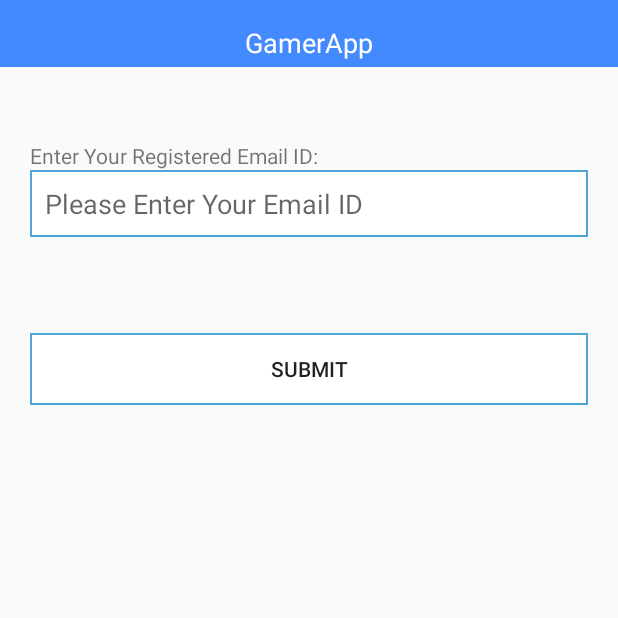
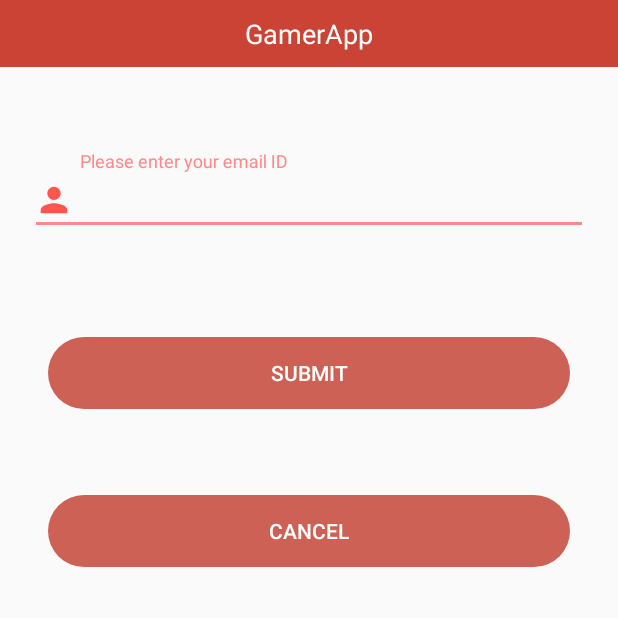
Before and after one commit to samirthaker2020/GamerApp1.0, an Android app: the ForgotPassword screen opened directly, with no data from a screen before it, on a phone screen of 412 x 824 dp, the top half of it. Run offline under Robolectric (Android 15) with nearby library versions, the phone set to English and light mode, and no system bars; our stand-ins replace Volley.

Commit message:
fix: updated forgot password UI

```diff
--- a/app/src/main/java/com/example/gamerapp/ForgotPassword.java
+++ b/app/src/main/java/com/example/gamerapp/ForgotPassword.java
@@ -20,6 +20,7 @@ import com.android.volley.Response;
 import com.android.volley.VolleyError;
 import com.android.volley.toolbox.StringRequest;
 import com.example.gamerapp.Controller.LoginActivity;
+import com.example.gamerapp.Controller.MainActivity;
 import com.example.gamerapp.Controller.MainPage;
 import com.example.gamerapp.Controller.RecoverPassword;
 import com.example.gamerapp.Others.Constants;
@@ -33,7 +34,7 @@ import java.util.HashMap;
 import java.util.Map;
 
 public class ForgotPassword extends AppCompatActivity {
-    Button btnforgotpassword;
+    Button btnforgotpassword,btncancel_fp;
 
     EditText Femailid;
     final String forgotpasswordURL = Constants.URL_FORGOTPASSWORD;
@@ -47,14 +48,22 @@ public class ForgotPassword extends AppCompatActivity {
                 WindowManager.LayoutParams.FLAG_FULLSCREEN);
         Femailid=(EditText) findViewById(R.id.EditText_ForgotEmailid);
         btnforgotpassword =(Button) findViewById(R.id.btnforgotpassword);
-
+        btncancel_fp=(Button) findViewById(R.id.btncancel_fp);
         btnforgotpassword.setOnClickListener(new View.OnClickListener() {
             @Override
             public void onClick(View v) {
                 validateUserData();
             }
         });
+btncancel_fp.setOnClickListener(new View.OnClickListener() {
+    @Override
+    public void onClick(View v) {
+        finish();
+        Intent intent = new Intent(ForgotPassword.this, MainActivity.class);
+        startActivity(intent);
 
+    }
+});
     }
 
     private void validateUserData() {
--- a/app/src/main/res/drawable/oval.xml
+++ b/app/src/main/res/drawable/oval.xml
@@ -18,7 +18,7 @@
         android:top="0dp" />
 
     <size
-        android:height="60dp"
+        android:height="30dp"
         android:width="270dp" />
 
 </shape>
--- a/app/src/main/res/layout/activity_forgot_password.xml
+++ b/app/src/main/res/layout/activity_forgot_password.xml
@@ -6,53 +6,79 @@
     android:layout_height="match_parent"
     tools:context=".ForgotPassword">
 
-    <EditText
-        android:id="@+id/EditText_ForgotEmailid"
+
+    <com.google.android.material.textfield.TextInputLayout
+        android:id="@+id/username_text_input_layout11"
         android:layout_width="match_parent"
         android:layout_height="wrap_content"
-        android:layout_marginLeft="20dp"
-        android:layout_marginRight="20dp"
-        android:background="@drawable/border"
-        android:ems="10"
-        android:hint="Please Enter Your Email ID"
-        android:inputType="textEmailAddress"
+        android:layout_marginStart="20dp"
+        android:layout_marginTop="56dp"
+        android:layout_marginEnd="20dp"
+
         app:layout_constraintEnd_toEndOf="parent"
-        app:layout_constraintHorizontal_bias="0.4"
+        app:layout_constraintHorizontal_bias="1.0"
+
+
         app:layout_constraintStart_toStartOf="parent"
-        app:layout_constraintTop_toBottomOf="@+id/textView4" />
+        app:layout_constraintTop_toBottomOf="@+id/logintopborder2"
+        tools:ignore="MissingConstraints">
+
+        <EditText
+            android:id="@+id/EditText_ForgotEmailid"
+            android:layout_width="match_parent"
+            android:layout_height="match_parent"
+            android:layout_marginLeft="0dp"
+            android:layout_marginRight="0dp"
+
+            android:drawableStart="@drawable/ic_reg_person"
+            android:ems="10"
+            android:hint="  Please enter your email ID"
+            android:inputType="textEmailAddress"
+            app:layout_constraintEnd_toEndOf="parent"
+            app:layout_constraintHorizontal_bias="1.0"
+            app:layout_constraintStart_toStartOf="parent"
+            tools:layout_editor_absoluteY="465dp" />
+    </com.google.android.material.textfield.TextInputLayout>
 
     <Button
         android:id="@+id/btnforgotpassword"
         android:layout_width="match_parent"
         android:layout_height="wrap_content"
-        android:layout_marginLeft="20dp"
-        android:layout_marginTop="64dp"
-        android:layout_marginRight="20dp"
-        android:background="@drawable/border"
+        android:layout_marginStart="32dp"
+        android:layout_marginTop="68dp"
+        android:layout_marginEnd="32dp"
+        android:background="@drawable/oval"
         android:text="SUBMIT"
+        android:textColor="@color/ic_appicon_background"
         app:layout_constraintEnd_toEndOf="parent"
+        app:layout_constraintHorizontal_bias="0.0"
         app:layout_constraintStart_toStartOf="parent"
-        app:layout_constraintTop_toBottomOf="@+id/EditText_ForgotEmailid" />
+        app:layout_constraintTop_toBottomOf="@+id/username_text_input_layout11" />
 
-    <TextView
-        android:id="@+id/textView4"
-        android:layout_width="wrap_content"
+    <Button
+        android:id="@+id/btncancel_fp"
+        android:layout_width="match_parent"
         android:layout_height="wrap_content"
-        android:text="Enter Your Registered Email ID:"
-        app:layout_constraintBottom_toTopOf="@+id/EditText_ForgotEmailid"
+        android:layout_marginStart="32dp"
+        android:layout_marginEnd="32dp"
+        android:layout_marginBottom="276dp"
+        android:background="@drawable/oval"
+        android:text="Cancel"
+        android:textColor="@color/ic_appicon_background"
+        app:layout_constraintBottom_toBottomOf="parent"
         app:layout_constraintEnd_toEndOf="parent"
-        app:layout_constraintHorizontal_bias="0.09"
-        app:layout_constraintStart_toStartOf="parent" />
+        app:layout_constraintHorizontal_bias="0.0"
+        app:layout_constraintStart_toStartOf="parent"
+        app:layout_constraintTop_toBottomOf="@+id/btnforgotpassword"
+        app:layout_constraintVertical_bias="0.252" />
 
     <TextView
         android:id="@+id/logintopborder2"
         android:layout_width="match_parent"
         android:layout_height="wrap_content"
-        android:layout_marginBottom="49dp"
-        android:background="#448AFF"
+        android:background="@color/colorPrimary"
         android:padding="10dp"
         android:textSize="18sp"
-        app:layout_constraintBottom_toTopOf="@+id/textView4"
         app:layout_constraintEnd_toEndOf="parent"
         app:layout_constraintStart_toStartOf="parent"
         app:layout_constraintTop_toTopOf="parent" />
@@ -67,10 +93,9 @@
         android:textColor="@color/cardview_light_background"
         android:textSize="18sp"
 
-        app:layout_constraintBottom_toTopOf="@+id/textView4"
         app:layout_constraintEnd_toEndOf="parent"
         app:layout_constraintHorizontal_bias="0.0"
         app:layout_constraintStart_toStartOf="parent"
-        app:layout_constraintTop_toTopOf="parent"
-        app:layout_constraintVertical_bias="0.101" />
+        app:layout_constraintTop_toTopOf="parent" />
+
 </androidx.constraintlayout.widget.ConstraintLayout>
```
